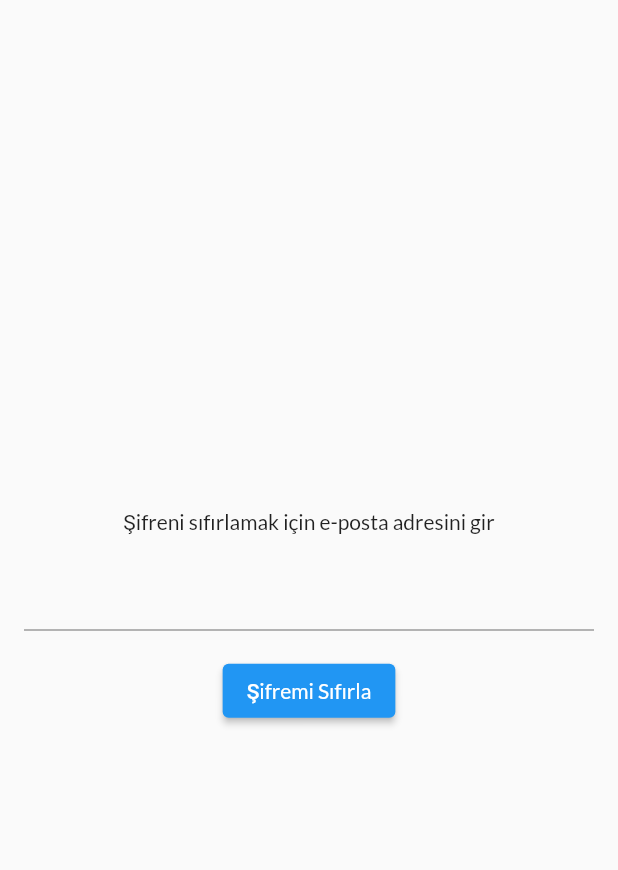
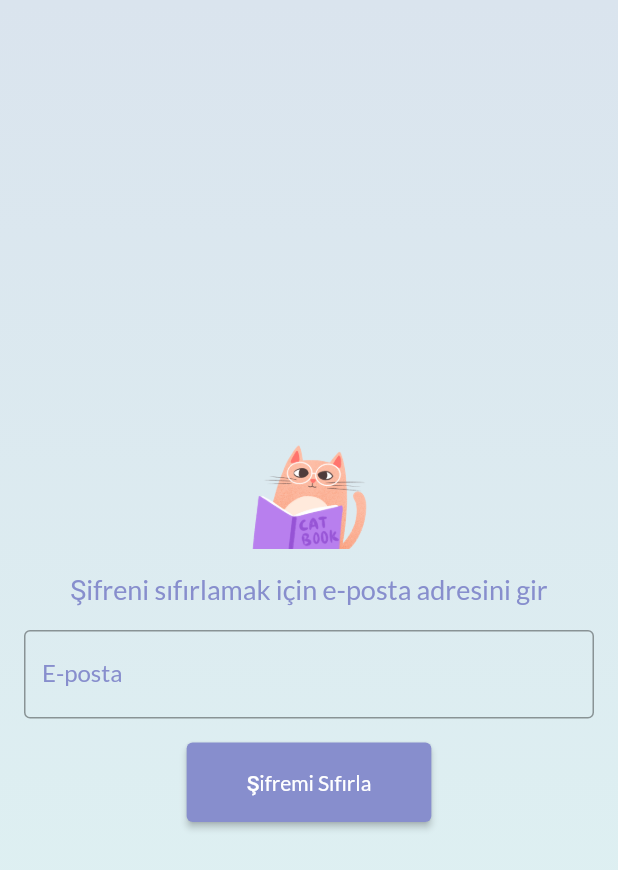
Before and after one commit to selingzl/team-f40-bootcamp-project, a Flutter app: the screen it shows after launch, after a tap on "Şifremi Unuttum", on a phone screen of 412 x 824 dp. Shown: the top 870 px of the screen. Run offline on Flutter 3.47's test engine with Material 2 defaults, Android fonts, the phone set to English and light mode, and no system bars; our stand-ins replace firebase_auth, firebase_core, font_awesome_flutter, google_sign_in; accounts and stored records are empty; network calls fail.

Commit message:
login screen and register finished

```diff
--- a/lib/screens/forgot_password_screen.dart
+++ b/lib/screens/forgot_password_screen.dart
@@ -28,7 +28,8 @@ class _ForgotPasswordPageState extends State<ForgotPasswordPage> {
         context: context,
         builder: (context) {
           return AlertDialog(
-            content: Text('Şifre sıfırlama bağlantısı mail adresine gönderildi!'),
+            content:
+            Text('Şifre sıfırlama bağlantısı mail adresine gönderildi!'),
             title: Text('Uyarı'),
             actions: [
               TextButton(
@@ -69,26 +70,79 @@ class _ForgotPasswordPageState extends State<ForgotPasswordPage> {
   @override
   Widget build(BuildContext context) {
     return Scaffold(
-      body: Column(
+      body: Container(
+        decoration: BoxDecoration(
+          gradient: LinearGradient(
+            colors: [
+              Color.fromRGBO(218, 228, 238, 1),
+              Color.fromRGBO(223, 244, 243, 1),
+            ],
+            begin: Alignment.topCenter,
+            end: Alignment.bottomCenter,
+          ),
+        ),
+        child: Center(
+          child: Padding(
+            padding: const EdgeInsets.all(16.0),
+            child: Column(
               mainAxisAlignment: MainAxisAlignment.center,
               children: [
-          Text('Şifreni sıfırlamak için e-posta adresini gir'),
-          Padding(
-            padding: const EdgeInsets.all(16.0),
-            child: TextField(controller: _emailController),
+                Image.asset(
+                  'lib/assets/aPngtreeahand_drawn_cute_cat_reading_4361091.png',
+                  height: 90,
+                  width: 90,
                 ),
+                SizedBox(height: 16.0),
+                Text(
+                  'Şifreni sıfırlamak için e-posta adresini gir',
+                  style: TextStyle(
+                    fontSize: 18.0,
+                    color: Color.fromRGBO(135, 142, 205, 1),
+                  ),
+                ),
+                SizedBox(height: 16.0),
+                TextField(
+                  controller: _emailController,
+                  decoration: InputDecoration(
+                    labelText: 'E-posta',
+                    border: OutlineInputBorder(
+                      borderSide: BorderSide(
+                        color: Color.fromRGBO(135, 142, 205, 1),
+                      ),
+                    ),
+                    labelStyle: TextStyle(
+                      color: Color.fromRGBO(135, 142, 205, 1),
+                    ),
+                  ),
+                ),
+                SizedBox(height: 16.0),
                 ElevatedButton(
                   onPressed: () {
                     resetPassword();
                   },
+                  style: ButtonStyle(
+                    backgroundColor: MaterialStateProperty.all(
+                      Color.fromRGBO(135, 142, 205, 1),
+                    ),
+                    foregroundColor: MaterialStateProperty.all(Colors.white),
+                    padding: MaterialStateProperty.all(
+                      EdgeInsets.symmetric(vertical: 18.0, horizontal: 40.0),
+                    ),
+                  ),
                   child: Text('Şifremi Sıfırla'),
                 ),
                 if (_isEmailSent)
-            Text(
+                  Padding(
+                    padding: EdgeInsets.symmetric(vertical: 16.0),
+                    child: Text(
                       'Şifre sıfırlama bağlantısı mail adresinize gönderildi!',
                       style: TextStyle(color: Colors.green),
                     ),
+                  ),
               ],
+            ),
+          ),
+        ),
       ),
     );
   }
--- a/lib/screens/login_screen.dart
+++ b/lib/screens/login_screen.dart
@@ -224,29 +224,33 @@ class _LoginPageState extends State<LoginPage> {
                     color:Color.fromRGBO(135, 142, 205, 1),
                     fontWeight: FontWeight.bold ),)),
                 SizedBox(height: 8.0),
-                TextButton(
-                  onPressed:(){
-                    _signInWithGoogle();
-                    MaterialPageRoute(builder: (context) => FeedPage());
-                  },
+                ElevatedButton(
+                  style: ButtonStyle(
+                    backgroundColor: MaterialStateProperty.all(Colors.red),
+                    foregroundColor: MaterialStateProperty.all(Colors.white),
+                    padding: MaterialStateProperty.all(
+                      EdgeInsets.symmetric(vertical: 18.0, horizontal: 40.0),
+                    ),
+                    textStyle: MaterialStateProperty.all(
+                      TextStyle(fontSize: 20.0, fontWeight: FontWeight.bold),
+                    ),
+                    shape: MaterialStateProperty.all(
+                      RoundedRectangleBorder(
+                        borderRadius: BorderRadius.circular(51.16),
+                      ),
+                    ),
+                  ),
+                  onPressed: _signInWithGoogle,
                   child: Row(
-                      mainAxisAlignment: MainAxisAlignment.center,
-                      children: [
-                        Icon(
-                          FontAwesomeIcons.google,
-                          size: 30.0,
-                          color: Color.fromRGBO(235, 134, 134, 1),
-                        ),
-                        SizedBox(
-                          width: 10,
-                        ),
-
-                        Text(
-                          'Google ile devam et',
-                          style:
-                          TextStyle(color: Color.fromRGBO(255, 234, 220,1),fontWeight:FontWeight.bold,fontSize: 16),
-                        ),
-                      ]
+                    mainAxisAlignment: MainAxisAlignment.center,
+                    children: [
+                      Icon(
+                        FontAwesomeIcons.google,
+                        size: 18.0,
+                      ),
+                      SizedBox(width: 10.0),
+                      Text('Google ile Giriş Yap'),
+                    ],
                   ),
                 ),
                 SizedBox(height: 10,),
```
Lines whose indentation alone changed are shown as unchanged.
